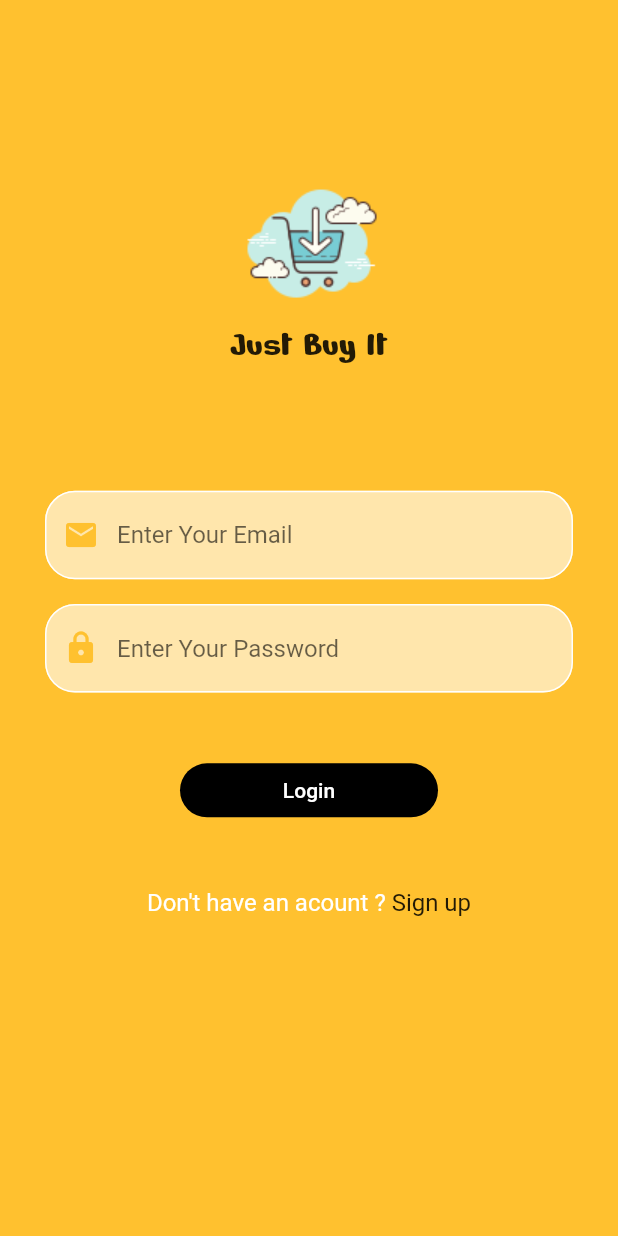
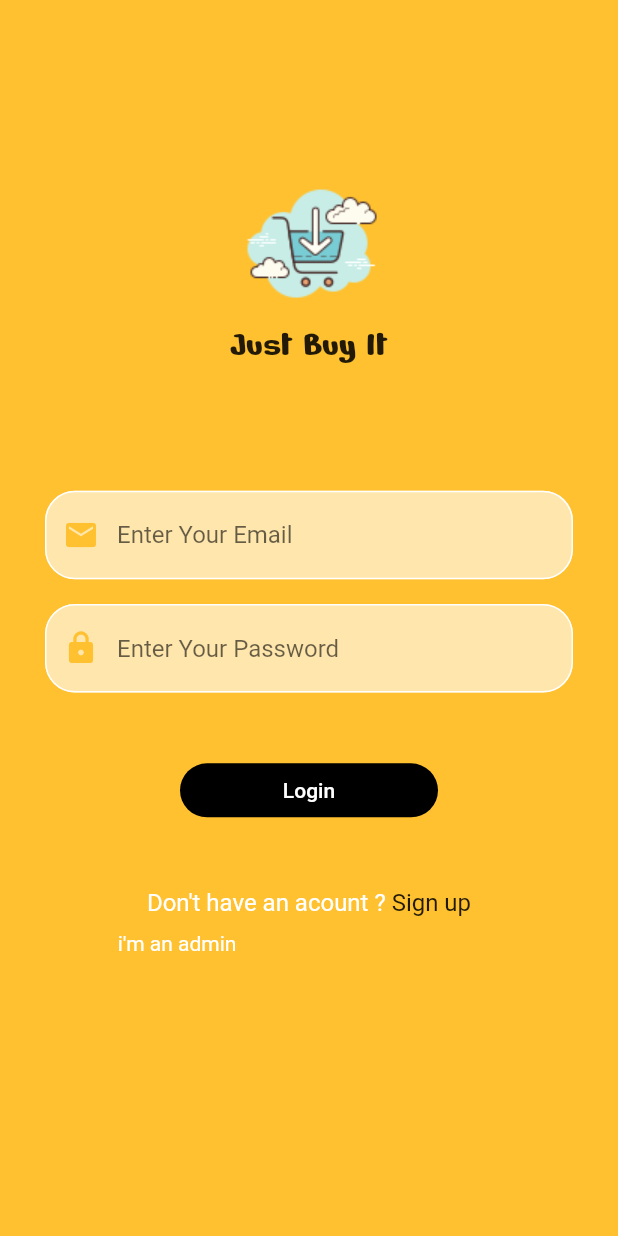
Before and after one commit to GasserAshraf/e_commerce_app, a Flutter app: the screen it shows after launch, on a phone screen of 412 x 824 dp. Run offline on Flutter 3.47's test engine with Material 2 defaults, Android fonts, the phone set to English and light mode, and no system bars; our stand-ins replace firebase_auth, firebase_core, modal_progress_hud; accounts and stored records are empty.

Commit message:
admin and user login

```diff
--- /dev/null
+++ b/lib/Provider/adminMode.dart
@@ -0,0 +1,10 @@
+import 'package:flutter/material.dart';
+
+class AdminMode extends ChangeNotifier {
+  bool isAdmin = false;
+
+  changeIsAdmin(bool value) {
+    isAdmin = value;
+    notifyListeners();
+  }
+}
--- a/lib/Screens/login_screen.dart
+++ b/lib/Screens/login_screen.dart
@@ -1,23 +1,32 @@
+import 'package:e_commerce_app/Pages/admin_page.dart';
+import 'package:e_commerce_app/Pages/home_page.dart';
+import 'package:e_commerce_app/Provider/adminMode.dart';
+import 'package:e_commerce_app/Provider/modalhud.dart';
 import 'package:e_commerce_app/Screens/signup_screen.dart';
 import 'package:e_commerce_app/Widgets/CutomTextfield.dart';
 import 'package:e_commerce_app/constants.dart';
 import 'package:e_commerce_app/services/auth.dart';
 import 'package:flutter/material.dart';
 import 'package:modal_progress_hud/modal_progress_hud.dart';
-
+import 'package:provider/provider.dart';
 
 class LoginScreen extends StatelessWidget {
   static String id = 'LoginScreen';
   final GlobalKey<FormState> _globalKey = GlobalKey<FormState>();
   final auth = Auth();
   String _email, _password;
+  bool isAdmin = false;
+  String adminPassword = "admin123";
 
   @override
   Widget build(BuildContext context) {
     double height = MediaQuery.of(context).size.height;
+
     return Scaffold(
       backgroundColor: maincolor,
-      body: Form(
+      body: ModalProgressHUD(
+        inAsyncCall: Provider.of<ModalHud>(context).isLoading,
+        child: Form(
           key: _globalKey,
           child: ListView(
             children: [
@@ -33,7 +42,8 @@ class LoginScreen extends StatelessWidget {
                         bottom: 0.0,
                         child: Text(
                           "Just Buy It",
-                        style: TextStyle(fontFamily: 'Nerko One', fontSize: 25),
+                          style:
+                              TextStyle(fontFamily: 'Nerko One', fontSize: 25),
                         ),
                       ),
                     ],
@@ -59,19 +69,25 @@ class LoginScreen extends StatelessWidget {
               Padding(
                 padding: const EdgeInsets.symmetric(horizontal: 120),
                 child: Builder(
-                builder:(context)=> FlatButton(
+                  builder: (context) => FlatButton(
                       shape: RoundedRectangleBorder(
                           borderRadius: BorderRadius.circular(20)),
                       onPressed: () async {
-                      if (_globalKey.currentState.validate()) {
-                        _globalKey.currentState.save();
-                        try {
-                          final result = await auth.signIn(_email, _password);
-                        } catch (e) {
-                          Scaffold.of(context)
-                              .showSnackBar(SnackBar(content: e.message));
-                        }
-                      }
+//                        final load =
+//                            Provider.of<ModalHud>(context, listen: false);
+//                        load.changeboolvalue(true);
+//                        if (_globalKey.currentState.validate()) {
+//                          _globalKey.currentState.save();
+//                          try {
+//                            final result = await auth.signIn(_email, _password);
+//                            load.changeboolvalue(false);
+//                          } catch (e) {
+//                            load.changeboolvalue(false);
+//                            Scaffold.of(context)
+//                                .showSnackBar(SnackBar(content: e.message));
+//                          }
+//                        }
+                        _validate(context);
                       },
                       color: Colors.black,
                       child: Text(
@@ -98,10 +114,91 @@ class LoginScreen extends StatelessWidget {
                     ),
                   )
                 ],
+              ),
+              Padding(
+                padding:
+                    const EdgeInsets.symmetric(horizontal: 30, vertical: 10),
+                child: Row(
+                  children: [
+                    Expanded(
+                      child: GestureDetector(
+                        onTap: () {
+                          Provider.of<AdminMode>(context, listen: false)
+                              .changeIsAdmin(true);
+                        },
+                        child: Text(
+                          "i'm an admin",
+                          textAlign: TextAlign.center,
+                          style: TextStyle(
+                              color:
+                                  Provider.of<AdminMode>(context, listen: false)
+                                          .isAdmin
+                                      ? maincolor
+                                      : Colors.white),
+                        ),
+                      ),
+                    ),
+                    Expanded(
+                        child: GestureDetector(
+                      onTap: () {
+                        Provider.of<AdminMode>(context, listen: false)
+                            .changeIsAdmin(false);
+                      },
+                      child: Text("i'm a user",
+                          textAlign: TextAlign.center,
+                          style: TextStyle(
+                              color: Provider.of<AdminMode>(context).isAdmin
+                                  ? Colors.white
+                                  : maincolor)),
+                    )),
+                  ],
+                ),
               )
             ],
           ),
         ),
+      ),
     );
   }
+
+  void _validate(BuildContext context) async {
+    final modalhud = Provider.of<ModalHud>(context, listen: false);
+    modalhud.changeboolvalue(true);
+    if (_globalKey.currentState.validate()) {
+      _globalKey.currentState.save();
+      print(Provider.of<AdminMode>(context, listen: false).isAdmin.toString());
+      if (Provider.of<AdminMode>(context, listen: false).isAdmin) {
+        if (_password == adminPassword) {
+          try {
+            print("1");
+            String s = await auth.signIn(_email, _password);
+            Navigator.pushNamed(context, AdminPage.id);
+            modalhud.changeboolvalue(false);
+          } catch (e) {
+            print("2");
+            modalhud.changeboolvalue(false);
+            Scaffold.of(context)
+                .showSnackBar(SnackBar(content: Text(e.message)));
           }
+        } else {
+          print("3");
+          modalhud.changeboolvalue(false);
+          Scaffold.of(context)
+              .showSnackBar(SnackBar(content: Text("Something Went Worng")));
+          modalhud.changeboolvalue(false);
+        }
+      } else {
+        try {
+          print("4");
+          String s = await auth.signIn(_email, _password);
+          Navigator.pushNamed(context, HomePage.id);
+          modalhud.changeboolvalue(false);
+        } catch (e) {
+          print("5");
+          modalhud.changeboolvalue(false);
+          Scaffold.of(context).showSnackBar(SnackBar(content: Text(e.message)));
+        }
+      }
+    }
+  }
+}
--- a/lib/Screens/signup_screen.dart
+++ b/lib/Screens/signup_screen.dart
@@ -72,7 +72,8 @@ class SignupScreen extends StatelessWidget {
                       shape: RoundedRectangleBorder(
                           borderRadius: BorderRadius.circular(20)),
                       onPressed: () async {
-                        final modalhud = Provider.of<ModalHud>(context,listen: false);
+                        final modalhud =
+                            Provider.of<ModalHud>(context, listen: false);
                         modalhud.changeboolvalue(true);
                         if (_globalKey.currentState.validate()) {
                           _globalKey.currentState.save();
--- a/lib/main.dart
+++ b/lib/main.dart
@@ -1,11 +1,15 @@
+import 'package:e_commerce_app/Pages/admin_page.dart';
+import 'package:e_commerce_app/Pages/home_page.dart';
+import 'package:e_commerce_app/Provider/adminMode.dart';
 import 'package:e_commerce_app/Provider/modalhud.dart';
+import 'package:e_commerce_app/Screens/login_screen.dart';
+import 'package:firebase_core/firebase_core.dart';
 import 'package:flutter/material.dart';
-import 'package:e_commerce_app/Screens/login_screen.dart';
 import 'package:provider/provider.dart';
+
 import 'Screens/signup_screen.dart';
-import 'package:firebase_core/firebase_core.dart';
 
-main() async{
+main() async {
   WidgetsFlutterBinding.ensureInitialized();
   await Firebase.initializeApp();
   runApp(MyApp());
@@ -14,14 +18,18 @@ main() async{
 class MyApp extends StatelessWidget {
   @override
   Widget build(BuildContext context) {
-    return ChangeNotifierProvider<ModalHud>(
-      create: (context)=>ModalHud(),
+    return MultiProvider(
+      providers: [
+        ChangeNotifierProvider<ModalHud>(create: (context) => ModalHud()),
+        ChangeNotifierProvider<AdminMode>(create: (context) => AdminMode())
+      ],
       child: MaterialApp(
         initialRoute: LoginScreen.id,
-
         routes: {
-          LoginScreen.id:(context)=>LoginScreen(),
-          SignupScreen.id:(context)=>SignupScreen(),
+          LoginScreen.id: (context) => LoginScreen(),
+          SignupScreen.id: (context) => SignupScreen(),
+          HomePage.id:(context)=>HomePage(),
+          AdminPage.id:(context)=>AdminPage(),
         },
       ),
     );
```
Also changed, not shown: lib/Pages/admin_page.dart (added, +16 -0 lines), lib/Pages/home_page.dart (added, +16 -0 lines). Lines whose indentation alone changed are shown as unchanged.
